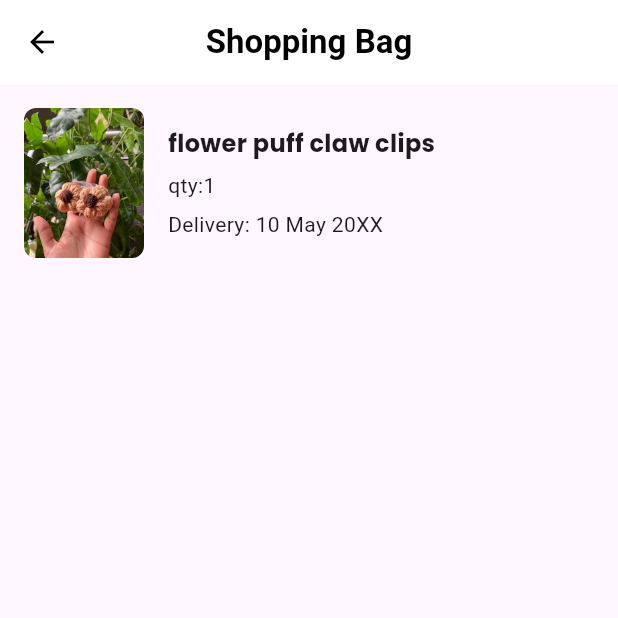
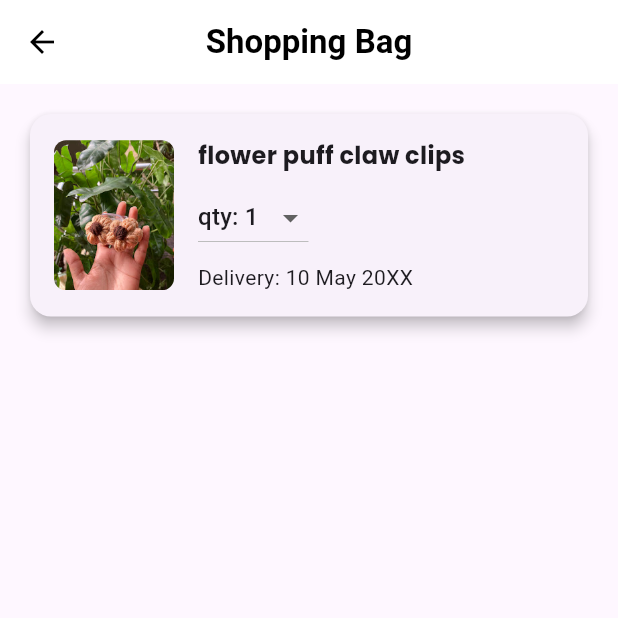
Before and after one commit to saniyasowris940-glitch/sanmp, a Flutter app: the screen it shows after launch, on a phone screen of 412 x 824 dp, the top half of it. Run offline on Flutter 3.47's test engine with Material 3 defaults, Android fonts, the phone set to English and light mode, and no system bars; our stand-ins replace google_fonts.

Commit message:
Update of placeorder.dart

```diff
--- a/lib/placeorder.dart
+++ b/lib/placeorder.dart
@@ -9,6 +9,7 @@ class Placeorder extends StatefulWidget {
 }
 
 class _PlaceorderState extends State<Placeorder> {
+  int _selectedQty = 1;
   @override
   Widget build(BuildContext context) {
     return Scaffold(
@@ -27,7 +28,14 @@ class _PlaceorderState extends State<Placeorder> {
         child: Column(
           crossAxisAlignment: CrossAxisAlignment.start,
           children: [
-            Row(
+            Card(
+              elevation: 4,
+              shape: RoundedRectangleBorder(
+                borderRadius: BorderRadius.circular(14),
+              ),
+              child: Padding(
+                  padding: const EdgeInsets.all(16.0),
+                  child: Row(
                     children: [
                       ClipRRect(
                         borderRadius: BorderRadius.circular(8),
@@ -45,14 +53,28 @@ class _PlaceorderState extends State<Placeorder> {
                                   fontSize: 16, fontWeight: FontWeight.bold),
                             ),
                             SizedBox(height: 6),
-                      Text("qty:1"),
+                            DropdownButton<int>(
+                              value: _selectedQty,
+                              items: List.generate(10, (index) => index + 1)
+                                  .map((qty) => DropdownMenuItem(
+                                        value: qty,
+                                        child: Text("qty: $qty"),
+                                      ))
+                                  .toList(),
+                              onChanged: (value) {
+                                setState(() {
+                                  _selectedQty = value!;
+                                });
+                              },
+                            ),
                             SizedBox(height: 6),
                             Text("Delivery: 10 May 20XX"),
                           ],
                         ),
                       ),
                     ],
-            )
+                  )),
+            ),
           ],
         ),
       ),
```
Lines whose indentation alone changed are shown as unchanged.
